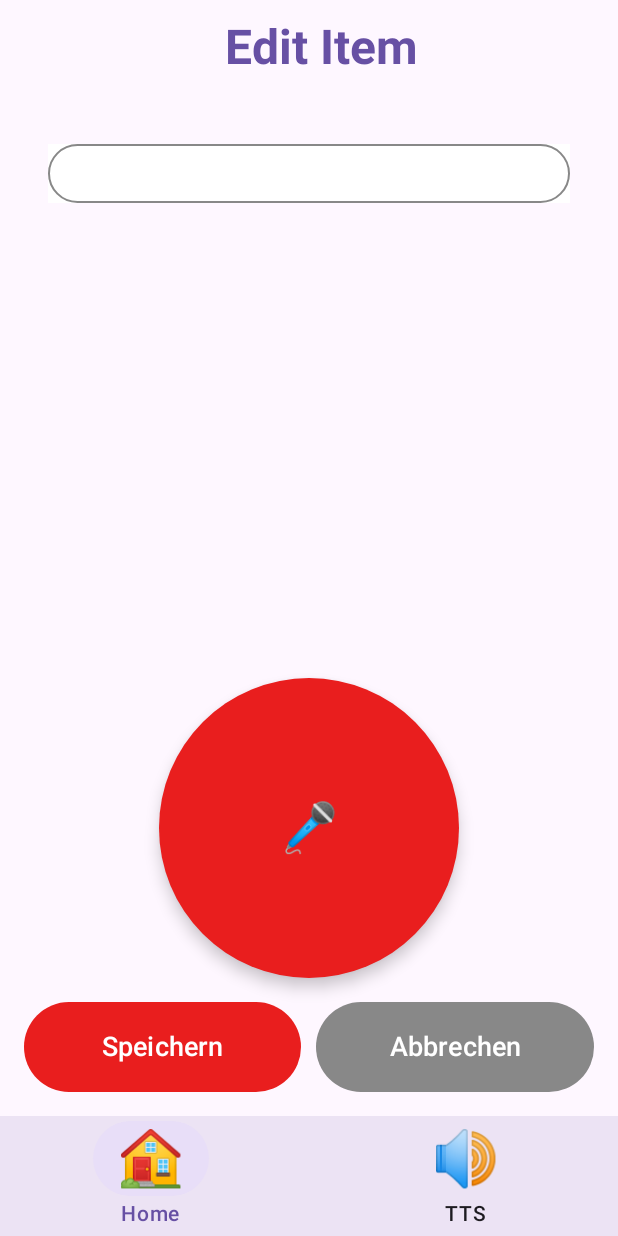
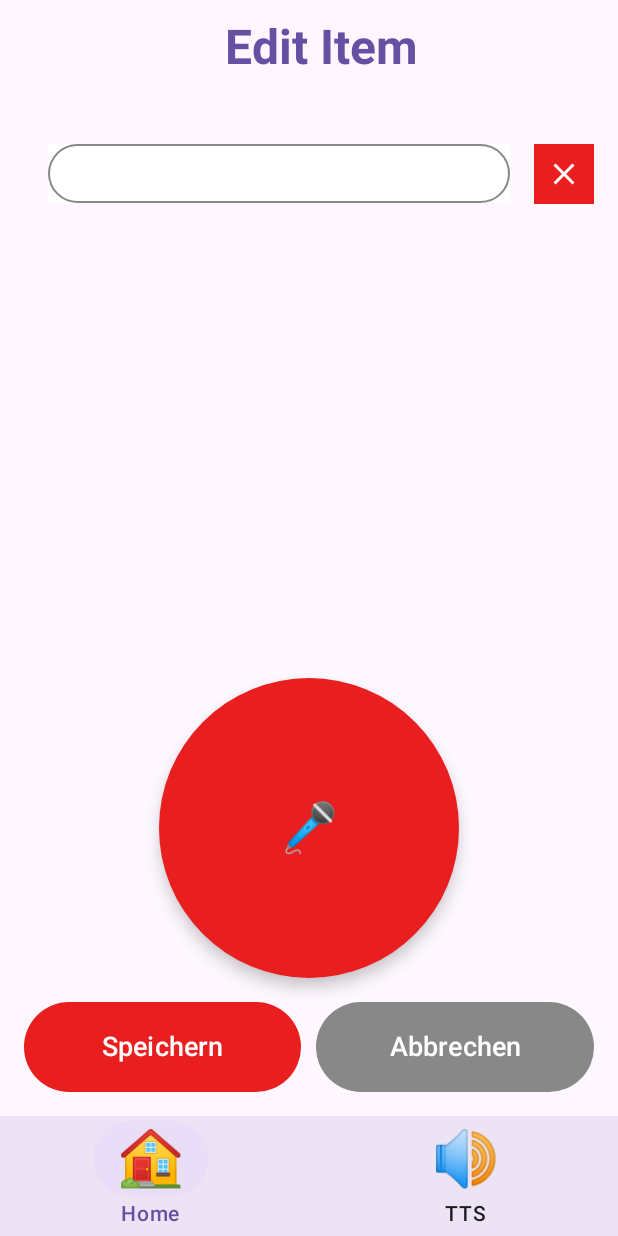
Before and after one commit to sp8cky/Product-Scanner, an Android app built with Jetpack Compose: the EditItemActivity screen opened directly, with no data from a screen before it, on a phone screen of 412 x 824 dp. Run offline under Robolectric (Android 15) with nearby library versions, the phone set to English and light mode, and no system bars.

Commit message:
fixed delete button EditItemActivity

```diff
--- a/app/src/main/java/de/luh/hci/mid/productscanner/EditItemActivity.kt
+++ b/app/src/main/java/de/luh/hci/mid/productscanner/EditItemActivity.kt
@@ -13,12 +13,15 @@ import androidx.compose.foundation.border
 import androidx.compose.foundation.layout.*
 import androidx.compose.foundation.text.BasicTextField
 import androidx.compose.foundation.shape.CircleShape
+import androidx.compose.material.icons.Icons
+import androidx.compose.material.icons.outlined.Clear
 import androidx.compose.material3.*
 import androidx.compose.runtime.*
 import androidx.compose.ui.Alignment
 import androidx.compose.ui.Modifier
 import androidx.compose.ui.draw.shadow
 import androidx.compose.ui.graphics.Color
+import androidx.compose.ui.graphics.RectangleShape
 import androidx.compose.ui.text.style.TextAlign
 import androidx.compose.ui.unit.dp
 import androidx.compose.ui.unit.sp
@@ -183,7 +186,26 @@ class EditItemActivity : ComponentActivity() {
                             singleLine = true
                         )
                     }
+
+                    Button(
+                        onClick = { productName = "" },
+                        modifier = Modifier
+                            .height(40.dp)
+                            .width(40.dp),
+                        colors = ButtonDefaults.buttonColors(containerColor = Red40),
+                        shape = RectangleShape,
+                        elevation = ButtonDefaults.buttonElevation(0.dp),
+                        contentPadding = PaddingValues(0.dp)
+                    ) {
+                        Icon(
+                            imageVector = Icons.Outlined.Clear,
+                            contentDescription = "Löschen",
+                            tint = Color.White,
+                            modifier = Modifier.size(24.dp)
+                        )
+                    }
                 }
+
 
                 Spacer(modifier = Modifier.height(16.dp))
                 Spacer(modifier = Modifier.weight(1f))
```
